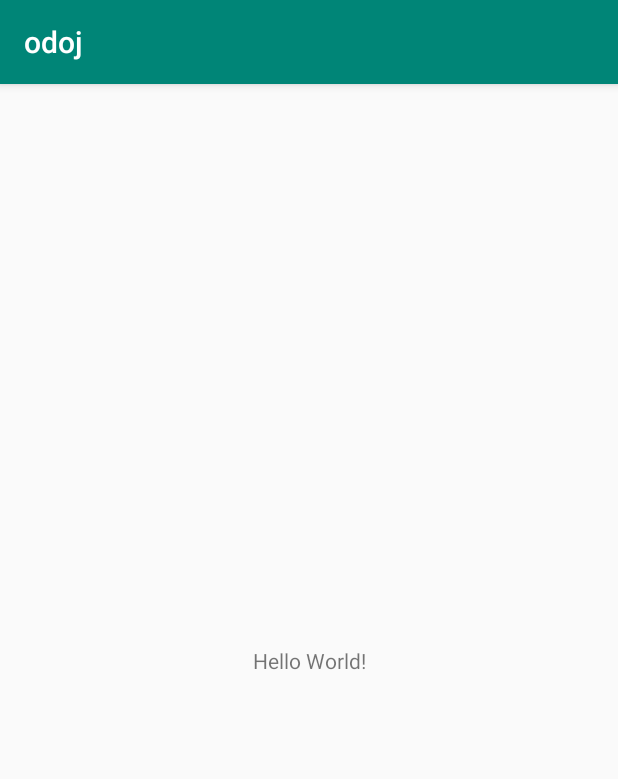
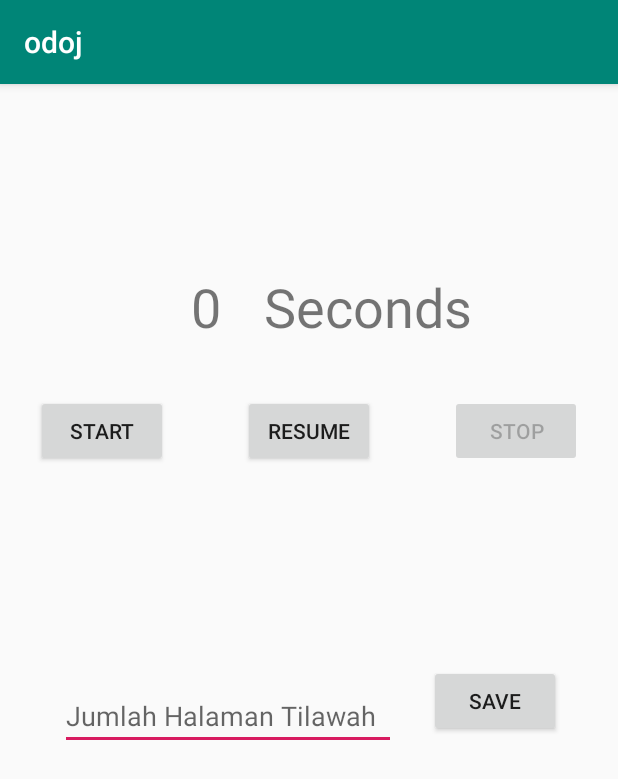
Before and after one commit to hanifaarrumaisha/odoj, an Android app: the screen it shows after launch (MainActivity), on a phone screen of 412 x 824 dp. Shown: the top 779 px of the screen. Run offline under Robolectric (Android 15) with nearby library versions, the phone set to English and light mode, and no system bars; our stand-ins replace ButterKnife, Room's generated code, Volley; 3 statements that could not run were skipped.

Commit message:
jni done

```diff
--- a/app/src/main/java/id/ac/ui/cs/mobileprogramming/hanifa/odoj/TilawahFragment.java
+++ b/app/src/main/java/id/ac/ui/cs/mobileprogramming/hanifa/odoj/TilawahFragment.java
@@ -6,6 +6,7 @@ import android.view.LayoutInflater;
 import android.view.View;
 import android.view.ViewGroup;
 import android.widget.Button;
+import android.widget.EditText;
 import android.widget.TextView;
 
 import androidx.annotation.NonNull;
@@ -18,6 +19,7 @@ import java.text.SimpleDateFormat;
 import java.util.Date;
 
 import butterknife.BindView;
+import id.ac.ui.cs.mobileprogramming.hanifa.odoj.entity.PageTilawah;
 import id.ac.ui.cs.mobileprogramming.hanifa.odoj.entity.Tilawah;
 import butterknife.ButterKnife;
 import id.ac.ui.cs.mobileprogramming.hanifa.odoj.viewModel.TilawahViewModel;
@@ -41,6 +43,9 @@ public class TilawahFragment extends Fragment {
 
     @BindView(R.id.saveButton)
     Button saveButton;
+
+    @BindView(R.id.totalPageInput)
+    EditText totalPageInput;
 
     AsyncStopwatch asyncStopwatch;
 
@@ -91,7 +96,7 @@ public class TilawahFragment extends Fragment {
         saveButton.setOnClickListener(new View.OnClickListener(){
             @Override
             public void onClick(View v){
-                Tilawah tilawah = new Tilawah(getDateTime(),12,23);
+                Tilawah tilawah = new Tilawah(getDateTime(),Integer.parseInt(totalPageInput.getText().toString()),new PageTilawah(1,1,"dummy",1));
                 mViewModel.insert(tilawah);
             }
         });
--- a/app/src/main/res/layout/activity_main.xml
+++ b/app/src/main/res/layout/activity_main.xml
@@ -6,13 +6,13 @@
     android:layout_height="match_parent"
     tools:context=".MainActivity">
 
-    <TextView
-        android:layout_width="wrap_content"
-        android:layout_height="wrap_content"
-        android:text="Hello World!"
+
+    <fragment
+        android:id="@+id/fragment"
+        android:name="id.ac.ui.cs.mobileprogramming.hanifa.odoj.TilawahFragment"
+        android:layout_width="match_parent"
+        android:layout_height="match_parent"
         app:layout_constraintBottom_toBottomOf="parent"
-        app:layout_constraintLeft_toLeftOf="parent"
-        app:layout_constraintRight_toRightOf="parent"
+        app:layout_constraintStart_toStartOf="parent"
         app:layout_constraintTop_toTopOf="parent" />
-
 </androidx.constraintlayout.widget.ConstraintLayout>
--- a/app/src/main/res/layout/tilawah_fragment.xml
+++ b/app/src/main/res/layout/tilawah_fragment.xml
@@ -39,6 +39,7 @@
             android:layout_height="55dp"
             android:layout_marginTop="124dp"
             android:text="Seconds"
+            android:textAlignment="center"
             android:textSize="36sp"
             app:layout_constraintEnd_toEndOf="parent"
             app:layout_constraintHorizontal_bias="0.643"
@@ -51,6 +52,7 @@
             android:layout_height="55dp"
             android:layout_marginTop="124dp"
             android:text="0"
+            android:textAlignment="center"
             android:textSize="36sp"
             app:layout_constraintEnd_toStartOf="@+id/secondsText"
             app:layout_constraintHorizontal_bias="0.875"
@@ -71,11 +73,25 @@
             android:id="@+id/saveButton"
             android:layout_width="wrap_content"
             android:layout_height="wrap_content"
-            android:layout_marginTop="24dp"
+            android:layout_marginTop="132dp"
+            android:layout_marginEnd="16dp"
             android:text="@string/save_button"
             app:layout_constraintEnd_toEndOf="parent"
+            app:layout_constraintStart_toEndOf="@+id/totalPageInput"
+            app:layout_constraintTop_toBottomOf="@+id/resumeButton" />
+
+        <com.google.android.material.textfield.TextInputEditText
+            android:id="@+id/totalPageInput"
+            android:layout_width="224dp"
+            android:layout_height="wrap_content"
+            android:layout_marginStart="40dp"
+            android:hint="Jumlah Halaman Tilawah"
+            android:inputType="number"
+            app:layout_constraintBottom_toBottomOf="parent"
             app:layout_constraintStart_toStartOf="parent"
-            app:layout_constraintTop_toBottomOf="@+id/resumeButton" />
+            app:layout_constraintTop_toBottomOf="@+id/resumeButton"
+            app:layout_constraintVertical_bias="0.306" />
+
     </androidx.constraintlayout.widget.ConstraintLayout>
 
 </androidx.constraintlayout.widget.ConstraintLayout>
```
Also changed, not shown: app/build.gradle (+13 -0 lines), app/src/main/cpp/CMakeLists.txt (added, +53 -0 lines), app/src/main/java/id/ac/ui/cs/mobileprogramming/hanifa/odoj/MainActivity.java (+12 -1 lines), app/src/main/java/id/ac/ui/cs/mobileprogramming/hanifa/odoj/entity/PageTilawah.java (added, +62 -0 lines), app/src/main/java/id/ac/ui/cs/mobileprogramming/hanifa/odoj/entity/Tilawah.java (+5 -4 lines), 2 other files.
